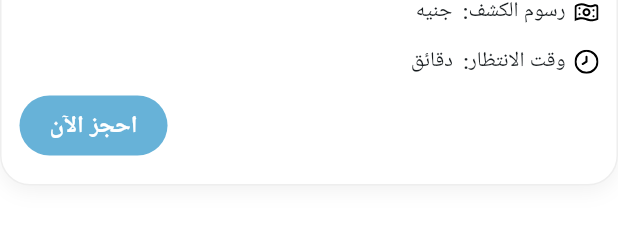
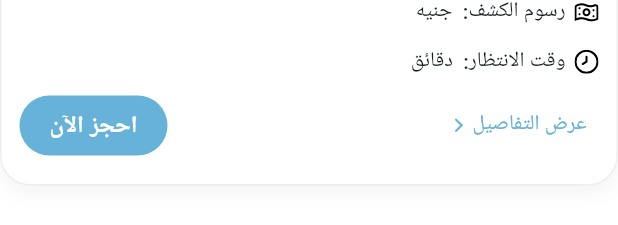
Before and after one commit to doaa2000/Shefaa, a Flutter app: the DoctorCard widget shown alone on an empty page, opened directly with empty values, on a phone screen of 412 x 824 dp. Shown: the part 197-422 px from the top of the screen. Run offline on Flutter 3.47's test engine with Material 3 defaults, Android fonts, the phone set to English and light mode, and no system bars; our stand-ins replace bloc, dartz, equatable, flutter_bloc, flutter_secure_storage, flutter_svg and 3 more; accounts and stored records are empty; network calls fail; Roboto replaces fonts that are missing (Tajawal); statements that could not run were skipped.

Commit message:
fix(doctors): the card body no longer navigates
Two named buttons and an inert card: "عرض التفاصيل" opens the doctor's page,
"احجز الآن" goes to booking, and the rest of the card does nothing at all.

Wrapping the card in an InkWell was the wrong instinct. A list of cards is
something you scroll, and a whole card that navigates turns every scroll that
starts with a slight press into a chance of opening a page nobody asked for.
Adding the visible "عرض التفاصيل" made the tap discoverable; it did not make it
a good idea, and with the label there the card tap was only ever a duplicate of
it.

`onTap` was renamed to `onDetailsTap` and made required. The old name described
where the handler was attached rather than what it does, which is how it came to
be attached to the whole card in the first place.

Co-Authored-By: Claude Opus 5 <noreply@anthropic.com>
Claude-Session: https://claude.ai/code/session_01S8Fd4x1441D7YAbFMcydDi

```diff
--- a/lib/features/doctors/presentation/widgets/doctors_card.dart
+++ b/lib/features/doctors/presentation/widgets/doctors_card.dart
@@ -15,7 +15,11 @@ class DoctorCard extends StatelessWidget {
   final dynamic consultationFee;
   final String waitingTime;
   final double rating;
-  final VoidCallback? onTap;
+
+  /// Opens the doctor's page. The card body itself does nothing -- the two
+  /// buttons are the only way out of it, so neither can be hit by accident
+  /// while scrolling.
+  final VoidCallback onDetailsTap;
 
   /// What "احجز الآن" does. Required, because a card that cannot say which
   /// doctor it shows must not be the thing deciding where the button goes --
@@ -28,7 +32,7 @@ class DoctorCard extends StatelessWidget {
     required this.specialty,
     required this.imageUrl,
     this.rating = 4.5,
-    this.onTap, required this.location, required this.consultationFee, required this.waitingTime,
+    required this.onDetailsTap, required this.location, required this.consultationFee, required this.waitingTime,
     required this.onBookTap,
   });
 
@@ -42,10 +46,7 @@ class DoctorCard extends StatelessWidget {
 
   @override
   Widget build(BuildContext context) {
-    return InkWell(
-      borderRadius: BorderRadius.circular(20),
-      onTap: onTap,
-      child: Container(
+    return Container(
       height: 255,
       padding: const EdgeInsets.all(12),
       decoration: BoxDecoration(
@@ -183,9 +184,8 @@ class DoctorCard extends StatelessWidget {
             // a card that does nothing.
             Row(
               children: [
-                if (onTap != null)
                 TextButton(
-                    onPressed: onTap,
+                  onPressed: onDetailsTap,
                     style: TextButton.styleFrom(
                       foregroundColor: AppColors.primaryColor,
                       padding: const EdgeInsets.symmetric(horizontal: 8),
@@ -212,7 +212,6 @@ class DoctorCard extends StatelessWidget {
             ),
         ],
       ),
-      ),
     );
   }
 }
--- a/lib/features/doctors/presentation/widgets/home_doctors_list.dart
+++ b/lib/features/doctors/presentation/widgets/home_doctors_list.dart
@@ -75,9 +75,9 @@ class HomeDoctorsList extends StatelessWidget {
                 waitingTime: doctor.waitingTime != null
                     ? '${doctor.waitingTime} دقيقة'
                     : '—',
-                // The card opens the doctor's page; the button skips straight
-                // to booking, which is what it says it does.
-                onTap: () => Navigator.pushNamed(
+                // Two named buttons and an inert card body: nothing happens by
+                // brushing the card while scrolling a list of them.
+                onDetailsTap: () => Navigator.pushNamed(
                   context,
                   DoctorDetailsScreen.routeName,
                   arguments: doctor,
```
Lines whose indentation alone changed are shown as unchanged.
